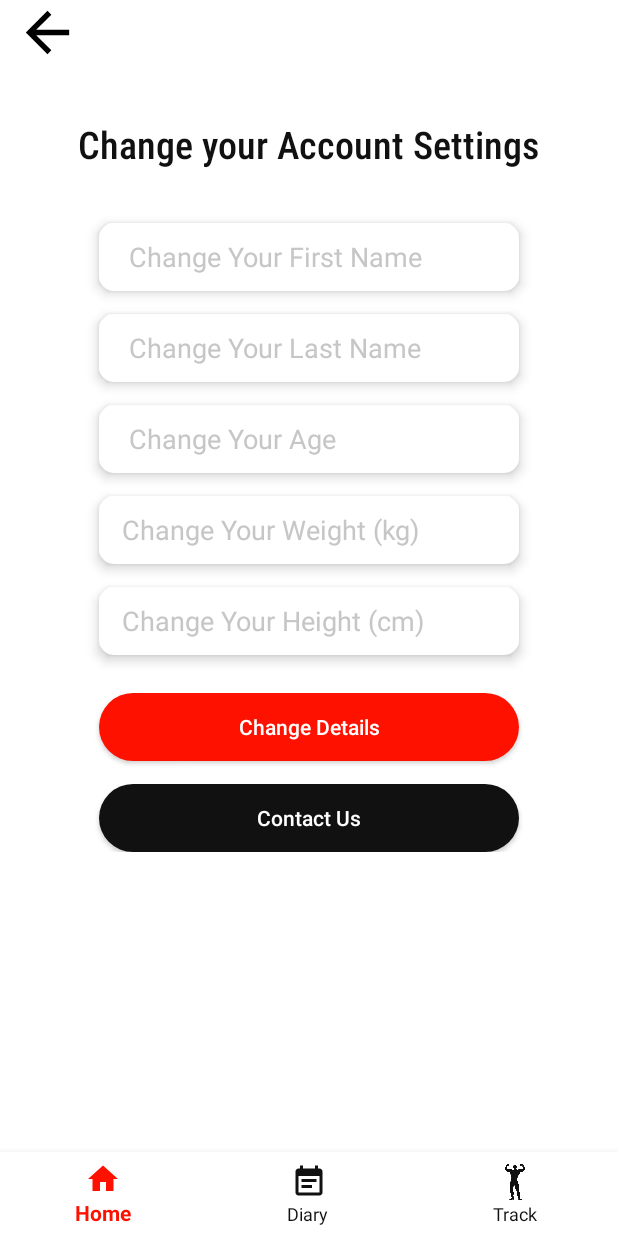
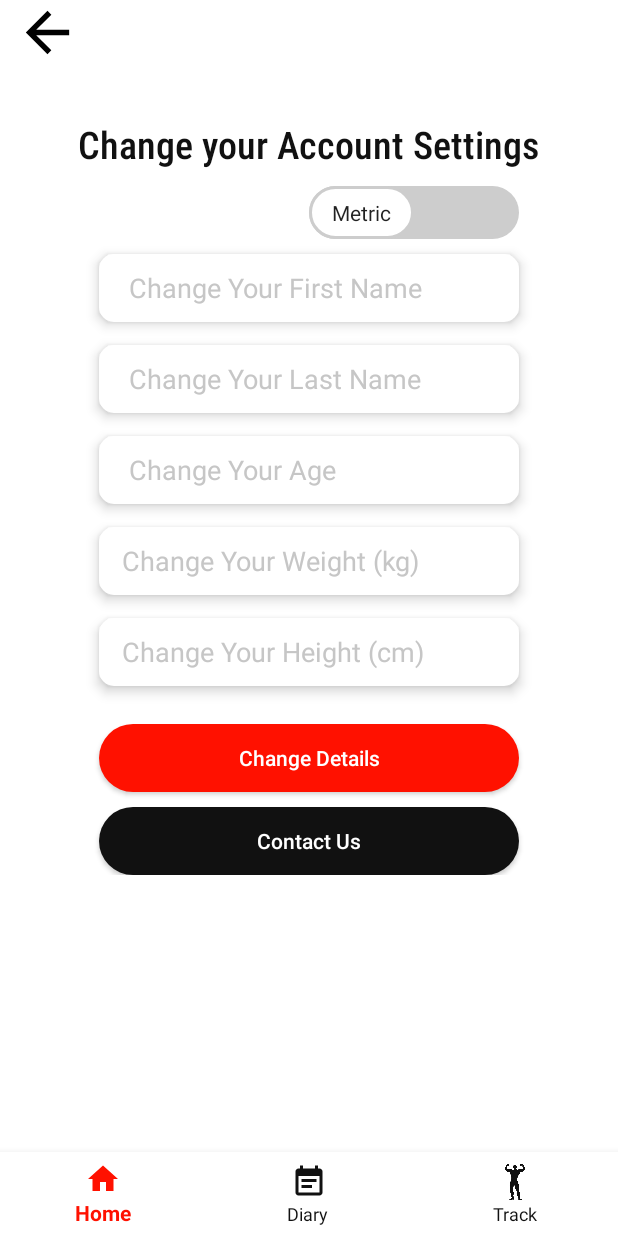
Before and after one commit to mohammedmiah99/Android-Fitness-Application, an Android app: the SettingsActivity screen opened directly, with no data from a screen before it, on a phone screen of 412 x 824 dp. Run offline under Robolectric (Android 15) with nearby library versions, the phone set to English and light mode, and no system bars; our stand-ins replace Firebase (no records; nobody signed in at launch, a user with empty details on screens opened directly); libraries missing offline, so code that uses them is left out: com.firebase.client.

Commit message:
fourth commit

```diff
--- a/app/src/main/java/com/miah/myfitapp/SettingsActivity.java
+++ b/app/src/main/java/com/miah/myfitapp/SettingsActivity.java
@@ -2,6 +2,7 @@ package com.miah.myfitapp;
 
 import androidx.annotation.NonNull;
 import androidx.appcompat.app.AppCompatActivity;
+import androidx.appcompat.widget.SwitchCompat;
 
 import android.content.Intent;
 import android.os.Bundle;
@@ -30,6 +31,9 @@ private EditText editFName,editLName,editAge,editHeight, editWeight;
     FirebaseAuth auth;
     FirebaseUser user;
     DatabaseReference reference;
+    String  b;
+    SwitchCompat switchCompat;
+
     @Override
     protected void onCreate(Bundle savedInstanceState) {
         super.onCreate(savedInstanceState);
@@ -44,6 +48,8 @@ private EditText editFName,editLName,editAge,editHeight, editWeight;
         editHeight = findViewById(R.id.editHeight);
         editWeight = findViewById(R.id.editWeight);
 
+        switchCompat = findViewById(R.id.imperialButton2);
+        b = "false";
 
 
         btnBack.setOnClickListener(new View.OnClickListener() {
@@ -67,8 +73,34 @@ private EditText editFName,editLName,editAge,editHeight, editWeight;
                 final String newFName = editFName.getText().toString();
                 final String newLName = editLName.getText().toString();
                 final String newAge = editAge.getText().toString();
-                final String newWeight = editWeight.getText().toString();
-                final String newHeight = editHeight.getText().toString();
+                //final String newWeight = editWeight.getText().toString();
+                //final String newHeight = editHeight.getText().toString();
+                String newWeight="";
+                String newHeight="";
+
+              /*  if (b.equals("true")){
+                    double d = Double.parseDouble(editWeight.getText().toString())/2.205;
+                    int y = (int) Math.round(d);
+                    newWeight = Integer.toString(y);
+
+                    double dx = Double.parseDouble(editHeight.getText().toString())*30.48;
+                    int yx = (int) Math.round(dx);
+                    newHeight = Integer.toString(yx);
+
+                }
+                else if (b.equals("false")){
+                    newWeight = editWeight.getText().toString().trim();
+
+                    if(!editHeight.getText().toString().trim().isEmpty()){
+                        double ddd = Double.parseDouble(editHeight.getText().toString().trim());
+                        int gg = (int) Math.round(ddd);
+                        newHeight = Integer.toString(gg);
+                    }
+                }
+
+               */
+
+
 
                 auth = FirebaseAuth.getInstance();
                 user = auth.getCurrentUser();
@@ -97,14 +129,37 @@ private EditText editFName,editLName,editAge,editHeight, editWeight;
                     editAge.setError("Please enter your age (18-99)");
                     editAge.requestFocus();
                 }
-                if (!newWeight.isEmpty() && Integer.parseInt(newWeight)<=300 && Integer.parseInt(newWeight)>=40) {
+                if (!editWeight.getText().toString().trim().isEmpty() && Integer.parseInt(editWeight.getText().toString().trim())<=600
+                        && Integer.parseInt(editWeight.getText().toString().trim())>=30) {
+                    if (b.equals("true")){
+                        double d = Double.parseDouble(editWeight.getText().toString())/2.205;
+                        int y = (int) Math.round(d);
+                        newWeight = Integer.toString(y);
+                    }
+                    else if (b.equals("false")){
+                        newWeight = editWeight.getText().toString().trim();
+                    }
                     reference.child("weight").setValue(newWeight);
                     Toast.makeText(SettingsActivity.this, "Weight has been changed!", Toast.LENGTH_SHORT).show();
                 }else{
-                    editWeight.setError("Please enter your weight (40-300)");
+                    editWeight.setError("Please enter your weight (30-600)");
                     editWeight.requestFocus();
                 }
-                if (!newHeight.isEmpty() && Integer.parseInt(newHeight)<=230 && Integer.parseInt(newHeight)>=140) {
+                if (!editHeight.getText().toString().trim().isEmpty() && Double.parseDouble(editHeight.getText().toString().trim())<=250.0
+                        && Double.parseDouble(editHeight.getText().toString().trim())>=4.0) {
+                    if (b.equals("true")){
+                        double dx = Double.parseDouble(editHeight.getText().toString())*30.48;
+                        int yx = (int) Math.round(dx);
+                        newHeight = Integer.toString(yx);
+
+                    }
+                    else if (b.equals("false")){
+                        if(!editHeight.getText().toString().trim().isEmpty()){
+                            double ddd = Double.parseDouble(editHeight.getText().toString().trim());
+                            int gg = (int) Math.round(ddd);
+                            newHeight = Integer.toString(gg);
+                        }
+                    }
                     reference.child("height").setValue(newHeight);
                     Toast.makeText(SettingsActivity.this, "Height has been changed!", Toast.LENGTH_SHORT).show();
                 }else{
@@ -147,5 +202,20 @@ private EditText editFName,editLName,editAge,editHeight, editWeight;
                 return false;
             }
         });
+
+        switchCompat.setOnClickListener(new View.OnClickListener() {
+            @Override
+            public void onClick(View v) {
+                if (switchCompat.isChecked()){
+                    b = "true";
+                    editHeight.setHint("Change Your Height (Ft)");
+                    editWeight.setHint("Change Your Weight (lbs)");
+                }else{
+                    b = "false";
+                    editHeight.setHint("Change Your Height (cm)");
+                    editWeight.setHint("Change Your Weight (kg)");
+                }
+            }
+        });
 }
 }
--- /dev/null
+++ b/app/src/main/res/drawable/sw_thumb.xml
@@ -0,0 +1,21 @@
+<?xml version="1.0" encoding="utf-8"?>
+<selector xmlns:android="http://schemas.android.com/apk/res/android">
+
+    <item android:state_checked="true">
+        <shape android:shape="rectangle">
+            <solid android:color="#FFF"/>
+            <size android:width="50dp" android:height="40dp"/>
+            <corners android:radius="40dp"/>
+            <stroke android:width="2dp" android:color="@color/colorPrimary"/>
+        </shape>
+    </item>
+
+    <item android:state_checked="false">
+        <shape android:shape="rectangle">
+            <solid android:color="#FFF"/>
+            <size android:width="70dp" android:height="35dp"/>
+            <corners android:radius="20dp"/>
+            <stroke android:width="2dp" android:color="#cdcdcd"/>
+        </shape>
+    </item>
+</selector>
--- /dev/null
+++ b/app/src/main/res/drawable/sw_track.xml
@@ -0,0 +1,15 @@
+<?xml version="1.0" encoding="utf-8"?>
+<selector xmlns:android="http://schemas.android.com/apk/res/android">
+<item android:state_checked="true">
+    <shape android:shape="rectangle">
+        <solid android:color="@color/colorPrimary"/>
+        <corners android:radius="100dp"/>
+    </shape>
+</item>
+    <item android:state_checked="false">
+        <shape android:shape="rectangle">
+            <solid android:color="#cdcdcd"/>
+            <corners android:radius="100dp"/>
+        </shape>
+    </item>
+</selector>
--- a/app/src/main/res/layout/activity_settings.xml
+++ b/app/src/main/res/layout/activity_settings.xml
@@ -34,7 +34,7 @@
 
         <ImageView
             android:id="@+id/back"
-            android:src="@drawable/ic_arrow_back_black_24dp"
+            app:srcCompat="@drawable/ic_arrow_back_black_24dp"
             android:layout_width="63dp"
             android:layout_height="43dp"
             android:layout_gravity="left" />
@@ -49,12 +49,24 @@
             android:textColor="@color/blackcolor"
             android:textSize="25dp"
             android:textStyle="bold"/>
+        <androidx.appcompat.widget.SwitchCompat
+            android:id="@+id/imperialButton2"
+            android:layout_width="280dp"
+            android:layout_height="45dp"
+            android:textOff="Metric"
+            android:textOn="Imperial"
+            android:thumb="@drawable/sw_thumb"
+            android:textColor="@color/greycolor"
+            android:textAllCaps="false"
+            app:track="@drawable/sw_track"
+            app:showText="true"
+            android:layout_marginTop="5dp" />
 
         <EditText
         android:id="@+id/editFName"
         android:layout_width="280dp"
         android:layout_height="45dp"
-        android:layout_marginTop="35dp"
+        android:layout_marginTop="5dp"
         android:background="@drawable/btn5"
         android:elevation="5dp"
         android:hint=" Change Your First Name"
@@ -108,8 +120,7 @@
             android:background="@drawable/btn5"
             android:elevation="5dp"
             android:hint="Change Your Height (cm)"
-            android:digits="1234567890"
-            android:inputType="number"
+            android:inputType="numberDecimal"
             android:paddingLeft="15dp"
             android:textColorHint="@color/greycolor" />
 
@@ -130,7 +141,7 @@
             android:text="Contact Us"
             android:textColor="@color/whitecolor"
             android:textAllCaps="false"
-            android:layout_marginTop="15dp"
+            android:layout_marginTop="10dp"
             android:elevation="5dp"
             android:background="@drawable/joinbtn"/>
 
```
Also changed, not shown: app/src/main/java/com/miah/myfitapp/DatabaseHandler2.java (deleted, +0 -46 lines), app/src/main/java/com/miah/myfitapp/DatabaseHelper2.java (deleted, +0 -78 lines), app/src/main/java/com/miah/myfitapp/MyDBHandler.java (deleted, +0 -83 lines), app/src/main/java/com/miah/myfitapp/MyDBHandler2.java (deleted, +0 -79 lines), app/src/main/java/com/miah/myfitapp/SecondRegActivity.java (+51 -6 lines), app/src/main/res/layout/activity_second_reg.xml (+16 -3 lines), app/src/main/res/layout/activity_strength.xml (deleted, +0 -137 lines), app/src/main/res/menu/menu_navigation2.xml (deleted, +0 -13 lines), 1 other file.
